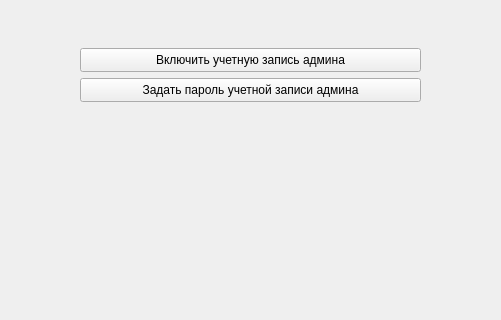
Qt form design_ui/main.ui (BagaJimbildan/LAS_SibSIU) before a commit; both pictures show x 400 to 901 and y 152 to 472 of the 1051 by 596 pixel window.
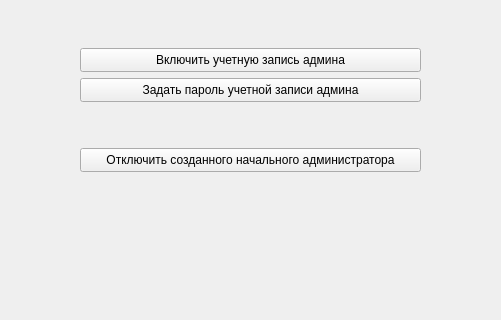
The same form after that commit.

Commit message: Можно отключать учетную запись администратора, которая была создана при первоначальной настройки windows

```diff
--- a/design_ui/main.ui
+++ b/design_ui/main.ui
@@ -261,6 +261,19 @@
      <string>Изменить параметры сети</string>
     </property>
    </widget>
+   <widget class="QPushButton" name="btn_disable_user">
+    <property name="geometry">
+     <rect>
+      <x>480</x>
+      <y>300</y>
+      <width>341</width>
+      <height>24</height>
+     </rect>
+    </property>
+    <property name="text">
+     <string>Отключить созданного начального администратора</string>
+    </property>
+   </widget>
   </widget>
   <widget class="QMenuBar" name="menubar">
    <property name="geometry">
```
The commit also changes 16 other files.
